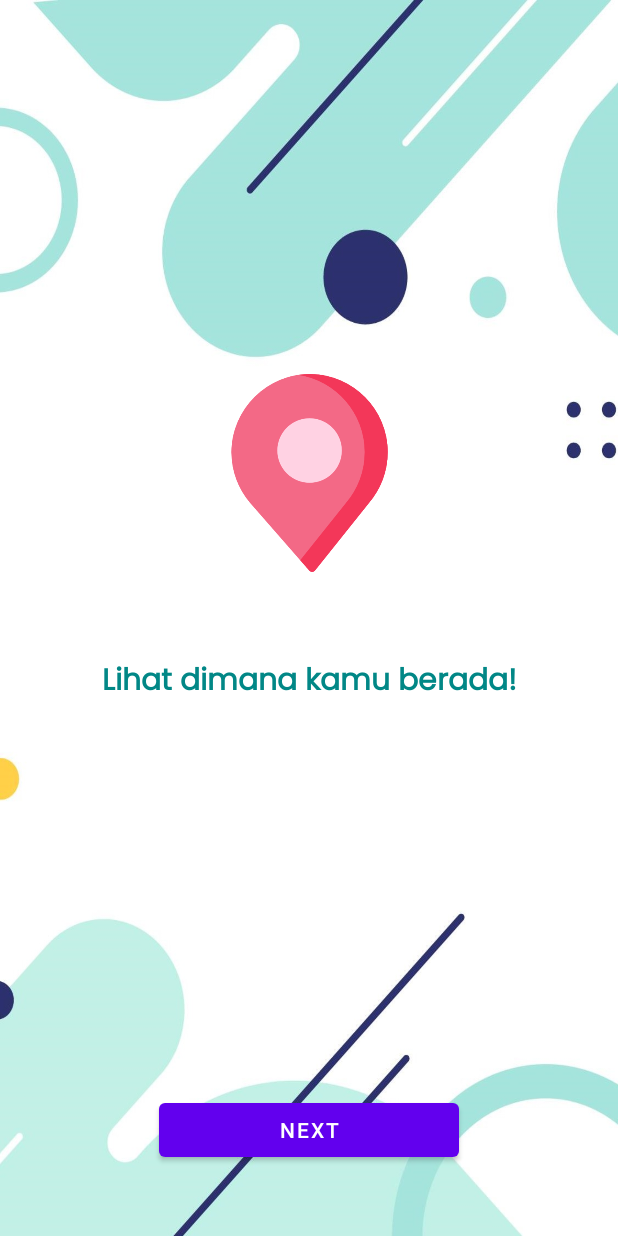
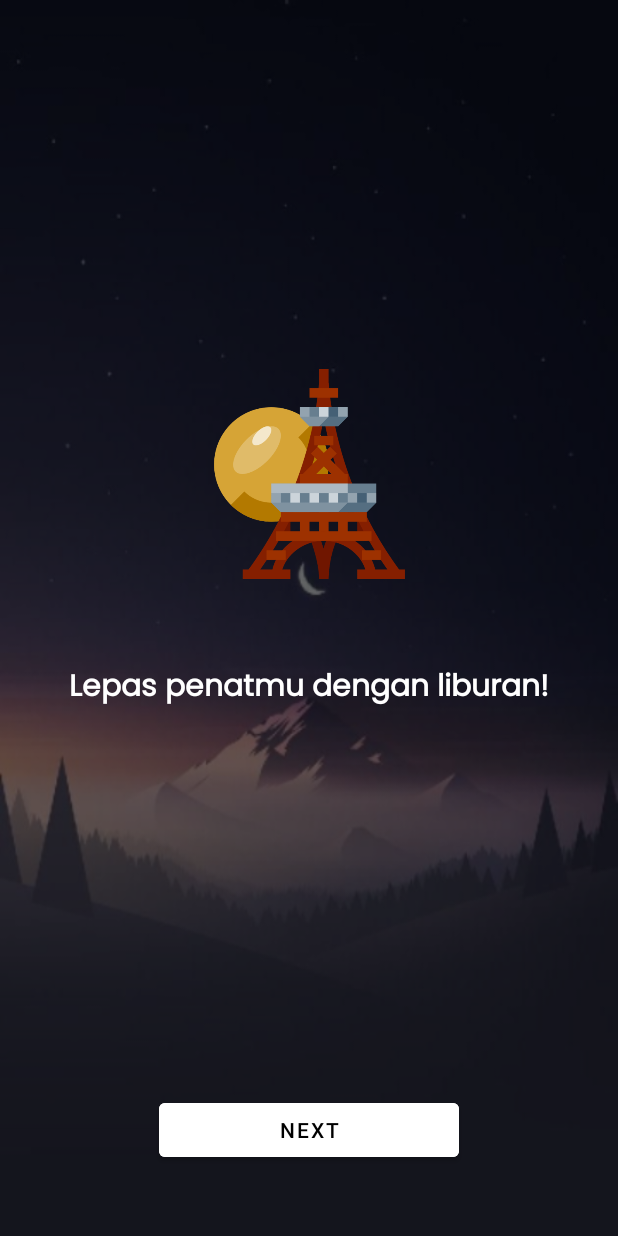
Before and after one commit to dafalagi/Tubes_AKB, an Android app: the screen it shows after launch (Slider), on a phone screen of 412 x 824 dp. Run offline under Robolectric (Android 15) with nearby library versions, the phone set to English and light mode, and no system bars.

Commit message:
Update Splash and Slider

```diff
--- a/app/src/main/AndroidManifest.xml
+++ b/app/src/main/AndroidManifest.xml
@@ -17,7 +17,7 @@
         android:label="@string/app_name"
         android:roundIcon="@mipmap/ic_launcher_round"
         android:supportsRtl="true"
-        android:theme="@style/Theme.Tubes_AKB"
+        android:theme="@style/AppTheme"
         tools:targetApi="31">
         <activity
             android:name=".EditActivity"
--- a/app/src/main/res/font/custom_font.xml
+++ b/app/src/main/res/font/custom_font.xml
@@ -20,4 +20,8 @@
         android:fontStyle="italic"
         android:fontWeight="600"
         android:font="@font/poppins_semibolditalic" />
+    <font
+        android:fontStyle="normal"
+        android:fontWeight="400"
+        android:font="@font/mochiypopone" />
 </font-family>
--- a/app/src/main/res/layout/activity_slider.xml
+++ b/app/src/main/res/layout/activity_slider.xml
@@ -3,7 +3,8 @@
     xmlns:app="http://schemas.android.com/apk/res-auto"
     android:layout_width="match_parent"
     android:layout_height="match_parent"
-    android:background="@drawable/flat_bg">
+    android:background="@drawable/background_view"
+    >
 
     <androidx.viewpager.widget.ViewPager
         android:id="@+id/view_pager"
@@ -23,5 +24,7 @@
         app:layout_constraintEnd_toEndOf="parent"
         app:layout_constraintStart_toStartOf="parent"
         app:layout_constraintTop_toTopOf="parent"
-        app:layout_constraintVertical_bias="0.94" />
+        app:layout_constraintVertical_bias="0.94"
+        android:backgroundTint="@color/white"
+        android:textColor="@color/black"/>
 </androidx.constraintlayout.widget.ConstraintLayout>
--- a/app/src/main/res/layout/slider_1.xml
+++ b/app/src/main/res/layout/slider_1.xml
@@ -7,22 +7,22 @@
     <ImageView
         android:id="@+id/imageView"
         android:layout_width="155dp"
-        android:layout_height="132dp"
+        android:layout_height="140dp"
         app:layout_constraintBottom_toBottomOf="parent"
         app:layout_constraintEnd_toEndOf="parent"
         app:layout_constraintStart_toStartOf="parent"
         app:layout_constraintTop_toTopOf="parent"
         app:layout_constraintVertical_bias="0.36"
-        app:srcCompat="@drawable/location_icon" />
+        app:srcCompat="@drawable/tokyo_tower" />
 
     <TextView
         android:id="@+id/textView"
         android:layout_width="wrap_content"
         android:layout_height="wrap_content"
         android:fontFamily="@font/poppins_regular"
-        android:text="Lihat dimana kamu berada!"
-        android:textColor="@color/teal_700"
-        android:textSize="20sp"
+        android:text="Lepas penatmu dengan liburan!"
+        android:textColor="@color/white"
+        android:textSize="20dp"
         android:textStyle="bold"
         app:layout_constraintBottom_toBottomOf="parent"
         app:layout_constraintEnd_toEndOf="parent"
--- a/app/src/main/res/layout/slider_2.xml
+++ b/app/src/main/res/layout/slider_2.xml
@@ -20,9 +20,9 @@
         android:layout_width="wrap_content"
         android:layout_height="wrap_content"
         android:fontFamily="@font/poppins_regular"
-        android:text="Temukan tempat favorit disekitarmu!"
-        android:textColor="@color/teal_700"
-        android:textSize="20sp"
+        android:text="Temukan tempat liburan favorit disekitarmu!"
+        android:textColor="@color/white"
+        android:textSize="18sp"
         android:textStyle="bold"
         app:layout_constraintBottom_toBottomOf="parent"
         app:layout_constraintEnd_toEndOf="parent"
--- a/app/src/main/res/layout/slider_3.xml
+++ b/app/src/main/res/layout/slider_3.xml
@@ -13,7 +13,7 @@
         app:layout_constraintStart_toStartOf="parent"
         app:layout_constraintTop_toTopOf="parent"
         app:layout_constraintVertical_bias="0.36"
-        app:srcCompat="@drawable/mobile_icon" />
+        app:srcCompat="@drawable/tablet" />
 
     <TextView
         android:id="@+id/textView"
@@ -21,7 +21,7 @@
         android:layout_height="wrap_content"
         android:fontFamily="@font/poppins_regular"
         android:text="Dimanapun! Kapanpun!"
-        android:textColor="@color/teal_700"
+        android:textColor="@color/white"
         android:textSize="20sp"
         android:textStyle="bold"
         app:layout_constraintBottom_toBottomOf="parent"
--- a/app/src/main/res/values/strings.xml
+++ b/app/src/main/res/values/strings.xml
@@ -2,4 +2,5 @@
     <string name="app_name">PolarisLite</string>
     <string name="title_activity_maps">MapsActivity</string>
     <string name="google_maps_key">AIzaSyDUCd9IIgHvGlH-ZYZ8sDlnl-P4VDx4i3w</string>
+    <string name="polaris_lite">Polaris Lite</string>
 </resources>
--- /dev/null
+++ b/app/src/main/res/values/styles.xml
@@ -0,0 +1,7 @@
+<?xml version="1.0" encoding="utf-8"?>
+<resources>
+    <style name="AppTheme" parent="Theme.MaterialComponents.Light.NoActionBar">
+
+        <item name="android:statusBarColor">@color/black</item>
+    </style>
+</resources>
```
Also changed, not shown: app/src/main/res/layout/activity_splash_screen.xml (+13 -3 lines), app/src/main/res/drawable/background.jpg (added), app/src/main/res/drawable/background_view.png (added), app/src/main/res/drawable/tablet.png (added), app/src/main/res/drawable/tokyo_tower.png (added), 1 other file.
